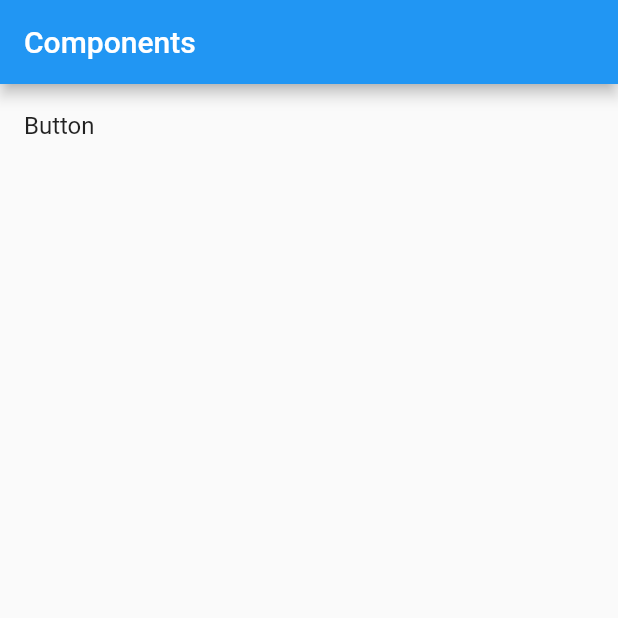
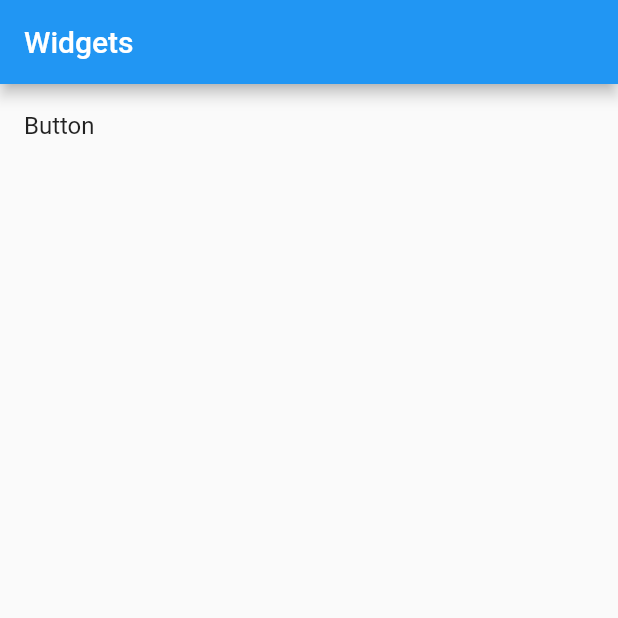
Before and after one commit to qiuxiang/flutter-antd, a Flutter app: the screen it shows after launch, on a phone screen of 412 x 824 dp, the top half of it. Run offline on Flutter 3.47's test engine with Material 2 defaults, Android fonts, the phone set to English and light mode, and no system bars; our stand-ins replace get.

```diff
--- a/example/lib/main.dart
+++ b/example/lib/main.dart
@@ -22,7 +22,7 @@ class HomePage extends StatelessWidget {
   @override
   Widget build(BuildContext context) {
     return Scaffold(
-      appBar: AppBar(title: const Text('Components')),
+      appBar: AppBar(title: const Text('Widgets')),
       body: ListView(children: [
         ListTile(
           title: const Text('Button'),
```
Also changed, not shown: 1 other file.
